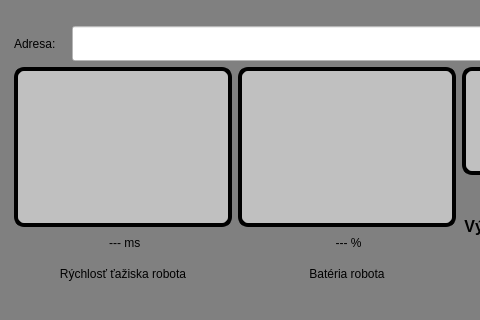
Above: robotGUI/mainwindow.ui from Samwise101/robotHMI before the change; both pictures show x 0 to 480 and y 674 to 994 of the 1187 by 994 pixel window. Below: the same form after it.
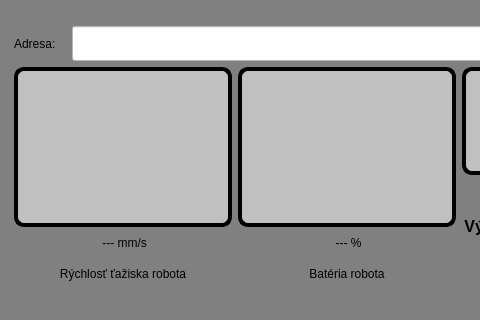
That is the form after the change. Icons and pictures are not drawn.

Commit message: ui speed widget a speed label

```diff
--- a/robotGUI/mainwindow.ui
+++ b/robotGUI/mainwindow.ui
@@ -446,7 +446,7 @@
 </string>
           </property>
           <property name="text">
-           <string> --- ms</string>
+           <string> --- mm/s</string>
           </property>
           <property name="scaledContents">
            <bool>false</bool>
```
Left out of the diff: 2 changed lines with no effect on the pictures. The commit also changes 4 other files.
